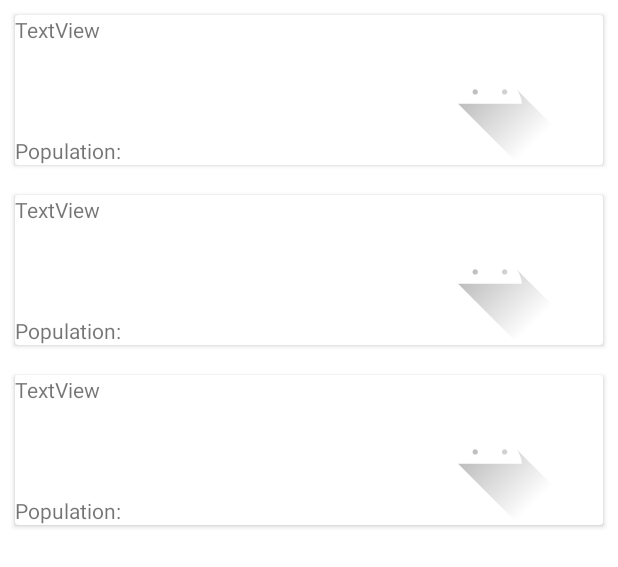
After one commit to pank-su/Train-app, an Android app: the layout activity_countries.xml on its own in the app's theme, with its tools: preview values and no code run, on a phone screen of 412 x 824 dp. The commit adds this screen. Shown: the top 567 px of the screen. Run offline under Robolectric (Android 15) with nearby library versions, the phone set to English and light mode, and no system bars; network calls fail.

```diff
--- a/app/build.gradle
+++ b/app/build.gradle
@@ -40,11 +40,10 @@ dependencies {
 
     // Retrofit
     implementation 'com.squareup.retrofit2:retrofit:2.9.0'
-
+    implementation 'com.squareup.picasso:picasso:2.71828'
     // Okhttp3 for the POST requests
     implementation 'com.squareup.okhttp3:okhttp:4.9.0'
 
-    // Gson (To convert raw JSON to pretty JSON)
     implementation 'androidx.core:core-ktx:1.7.0'
     implementation 'androidx.appcompat:appcompat:1.3.1'
     implementation 'com.google.android.material:material:1.4.0'
--- a/app/src/main/java/com/example/myapplication/ApiService.kt
+++ b/app/src/main/java/com/example/myapplication/ApiService.kt
@@ -10,4 +10,6 @@ import retrofit2.http.POST
 interface ApiService {
     @POST("login")
     suspend fun login(@Body requestBody: RequestBody): Response<ResponseBody>
+    @POST("register")
+    suspend fun register(@Body requestBody: RequestBody): Response<ResponseBody>
 }
--- /dev/null
+++ b/app/src/main/java/com/example/myapplication/Country.kt
@@ -0,0 +1,4 @@
+package com.example.myapplication
+
+class Country (var name: String, var population: Int, var flagImage: String) {
+}
--- /dev/null
+++ b/app/src/main/res/layout/activity_countries.xml
@@ -0,0 +1,18 @@
+<?xml version="1.0" encoding="utf-8"?>
+<androidx.constraintlayout.widget.ConstraintLayout xmlns:android="http://schemas.android.com/apk/res/android"
+    xmlns:app="http://schemas.android.com/apk/res-auto"
+    xmlns:tools="http://schemas.android.com/tools"
+    android:layout_width="match_parent"
+    android:layout_height="match_parent"
+    tools:context=".CountriesActivity">
+
+    <androidx.recyclerview.widget.RecyclerView
+        android:id="@+id/country"
+        android:layout_width="0dp"
+        android:layout_height="0dp"
+        app:layout_constraintBottom_toBottomOf="parent"
+        app:layout_constraintEnd_toEndOf="parent"
+        app:layout_constraintStart_toStartOf="parent"
+        app:layout_constraintTop_toTopOf="parent"
+        tools:listitem="@layout/activity_country" />
+</androidx.constraintlayout.widget.ConstraintLayout>
--- /dev/null
+++ b/app/src/main/res/layout/activity_country.xml
@@ -0,0 +1,50 @@
+<?xml version="1.0" encoding="utf-8"?>
+<androidx.cardview.widget.CardView xmlns:android="http://schemas.android.com/apk/res/android"
+    xmlns:app="http://schemas.android.com/apk/res-auto"
+    xmlns:tools="http://schemas.android.com/tools"
+    android:layout_width="match_parent"
+    android:layout_height="wrap_content"
+    android:layout_margin="10dp">
+
+    <LinearLayout
+        android:layout_width="match_parent"
+        android:layout_height="wrap_content"
+        android:orientation="horizontal">
+
+        <LinearLayout
+            android:layout_width="wrap_content"
+            android:layout_height="match_parent"
+            android:orientation="vertical">
+
+            <TextView
+                android:id="@+id/Name"
+                android:layout_width="match_parent"
+                android:layout_height="wrap_content"
+                android:text="TextView" />
+
+            <Space
+                android:layout_width="match_parent"
+                android:layout_height="match_parent"
+                android:layout_weight="1000" />
+
+            <TextView
+                android:id="@+id/Population"
+                android:layout_width="match_parent"
+                android:layout_height="wrap_content"
+                android:text="Population: " />
+        </LinearLayout>
+
+        <Space
+            android:layout_width="wrap_content"
+            android:layout_height="match_parent"
+            android:layout_weight="1000" />
+
+        <ImageView
+            android:id="@+id/flagimg"
+            android:layout_width="150dp"
+            android:layout_height="100dp"
+            android:layout_gravity="right"
+            android:layout_weight="1"
+            tools:srcCompat="@drawable/ic_launcher_foreground" />
+    </LinearLayout>
+</androidx.cardview.widget.CardView>
--- a/app/src/main/res/layout/activity_main.xml
+++ b/app/src/main/res/layout/activity_main.xml
@@ -73,14 +73,14 @@
                 android:layout_height="48dp"
                 android:layout_marginTop="4dp"
                 android:layout_marginBottom="4dp"
-                app:srcCompat="@drawable/login" />
+                app:srcCompat="@drawable/email" />
 
             <EditText
                 android:id="@+id/login_et"
                 android:layout_width="match_parent"
                 android:layout_height="match_parent"
                 android:ems="10"
-                android:hint="login"
+                android:hint="email"
                 android:inputType="textPersonName"
                 android:minHeight="48dp"
                 android:textSize="14sp" />
--- a/app/src/main/res/layout/activity_reg.xml
+++ b/app/src/main/res/layout/activity_reg.xml
@@ -173,6 +173,7 @@
         android:layout_marginLeft="125dp"
         android:layout_marginRight="125dp"
         android:background="@drawable/i_want_border_radius"
+        android:onClick="register"
         android:text="Sign up"
         android:textColor="@color/white"
         app:layout_constraintBottom_toBottomOf="parent"
```
Also changed, not shown: app/src/main/AndroidManifest.xml (+9 -4 lines), app/src/main/java/com/example/myapplication/CountriesActivity.kt (added, +43 -0 lines), app/src/main/java/com/example/myapplication/CountriesAdapter.kt (added, +41 -0 lines), app/src/main/java/com/example/myapplication/MainActivity.kt (+28 -13 lines), app/src/main/java/com/example/myapplication/RegActivity.kt (+41 -2 lines), app/src/main/java/com/example/myapplication/RestCountriesApi.kt (added, +14 -0 lines).
